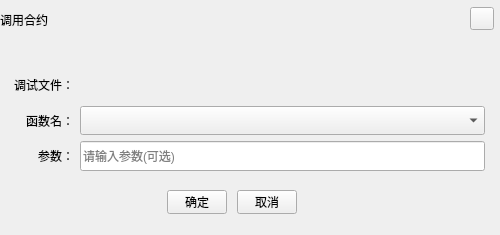
HcashOrg/HX-IDE, file ChainIDE/debugwidget/DebugFunctionWidget.ui: the form before one commit.
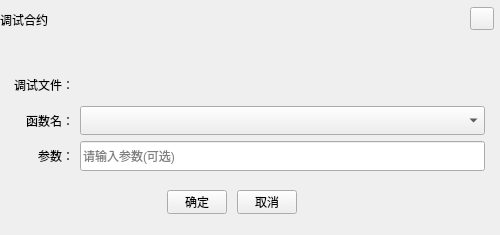
The form after the commit.

Diff of the .ui file:
```diff
--- a/ChainIDE/debugwidget/DebugFunctionWidget.ui
+++ b/ChainIDE/debugwidget/DebugFunctionWidget.ui
@@ -55,7 +55,7 @@
     </rect>
    </property>
    <property name="text">
-    <string>调用合约</string>
+    <string>调试合约</string>
    </property>
   </widget>
   <widget class="QToolButton" name="closeBtn">
@@ -74,7 +74,7 @@
     <string/>
    </property>
   </widget>
-  <widget class="QWidget" name="">
+  <widget class="QWidget" name="layoutWidget">
    <property name="geometry">
     <rect>
      <x>14</x>
```
